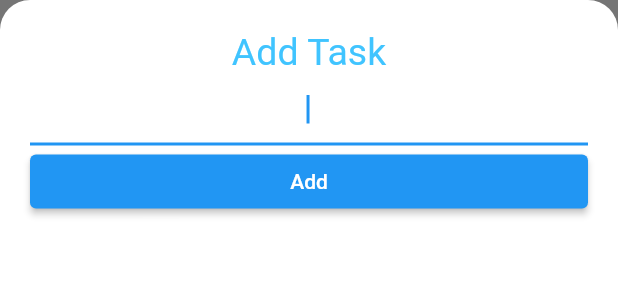
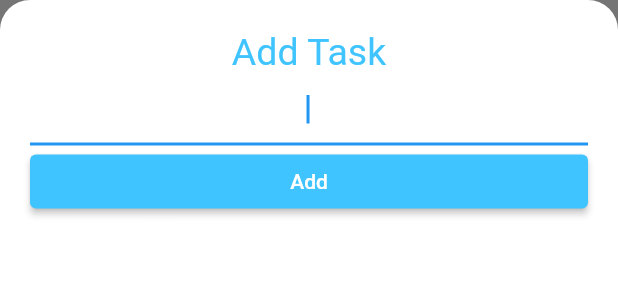
Before and after one commit to codecikoi/daily_tracker, a Flutter app: the AddTaskScreen widget shown alone on an empty page, opened directly, on a phone screen of 412 x 824 dp. Shown: the top 300 px of the screen. Run offline on Flutter 3.47's test engine with Material 2 defaults, Android fonts, the phone set to English and light mode, and no system bars.

Commit message:
last changes, fixed task  adding button

```diff
--- a/analysis_options.yaml
+++ b/analysis_options.yaml
@@ -7,7 +7,6 @@
 
 # The following line activates a set of recommended lints for Flutter apps,
 # packages, and plugins designed to encourage good coding practices.
-include: package:flutter_lints/flutter.yaml
 
 linter:
   # The lint rules applied to this project can be customized in the
--- a/lib/model/task.dart
+++ b/lib/model/task.dart
@@ -0,0 +1,10 @@
+class Task {
+  final String name;
+  bool? isDone;
+
+  Task ({required this.name, this.isDone = false});
+
+  void toggleDone() {
+    isDone = !isDone!;
+  }
+}
--- a/lib/screens/add_task_screen.dart
+++ b/lib/screens/add_task_screen.dart
@@ -1,15 +1,20 @@
 import 'package:flutter/material.dart';
+import 'package:provider/provider.dart';
+import '../model/task_data.dart';
+
 
 class AddTaskScreen extends StatelessWidget {
-  const AddTaskScreen({Key? key}) : super(key: key);
+
+  late String newTaskTitle;
 
   @override
   Widget build(BuildContext context) {
+
     return Container(
-      color: const Color(0xff757575),
+      color: Color(0xff757575),
       child: Container(
-        padding: const EdgeInsets.all(20.0),
-        decoration: const BoxDecoration(
+        padding: EdgeInsets.all(20.0),
+        decoration: BoxDecoration(
           color: Colors.white,
           borderRadius: BorderRadius.only(
             topLeft: Radius.circular(20.0),
@@ -19,7 +24,7 @@ class AddTaskScreen extends StatelessWidget {
         child: Column(
           crossAxisAlignment: CrossAxisAlignment.stretch,
           children: [
-            const Text(
+            Text(
               'Add Task',
               textAlign: TextAlign.center,
               style: TextStyle(
@@ -27,15 +32,27 @@ class AddTaskScreen extends StatelessWidget {
                 color: Colors.lightBlueAccent,
               ),
             ),
-            const TextField(
+            TextField(
               autofocus: true,
               textAlign: TextAlign.center,
+              onChanged: (newText) {
+                newTaskTitle = newText;
+              },
             ),
             ElevatedButton(
-              onPressed: () {},
-              child: const Text(
+              style: ElevatedButton.styleFrom(
+                primary: Colors.lightBlueAccent
+              ),
+              child: Text(
                 'Add',
+                style: TextStyle(
+                  color: Colors.white,
+                ),
               ),
+              onPressed: () {
+                Provider.of<TaskData>(context).addTask(newTaskTitle);
+                Navigator.pop(context);
+              },
             ),
           ],
         ),
--- a/pubspec.yaml
+++ b/pubspec.yaml
@@ -18,9 +18,8 @@ dev_dependencies:
   flutter_test:
     sdk: flutter
 
-
-  flutter_lints: ^2.0.1
   bottom_sheet: ^3.1.1
+  provider: ^6.0.3
 
 
 flutter:
```
Also changed, not shown: lib/main.dart (+9 -6 lines), lib/model/task_data.dart (+39 -0 lines), lib/screens/task_screen.dart (+23 -17 lines), lib/widgets/task_list.dart (+22 -23 lines), lib/widgets/task_tile.dart (+10 -9 lines), pubspec.lock, 1 other file.
